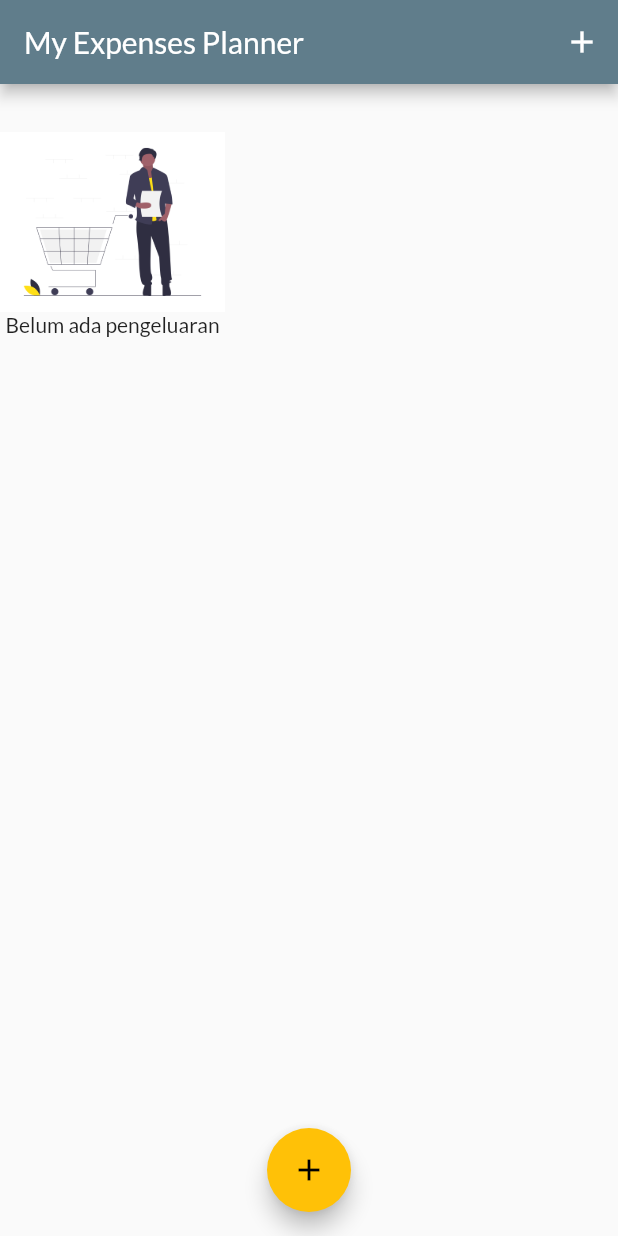
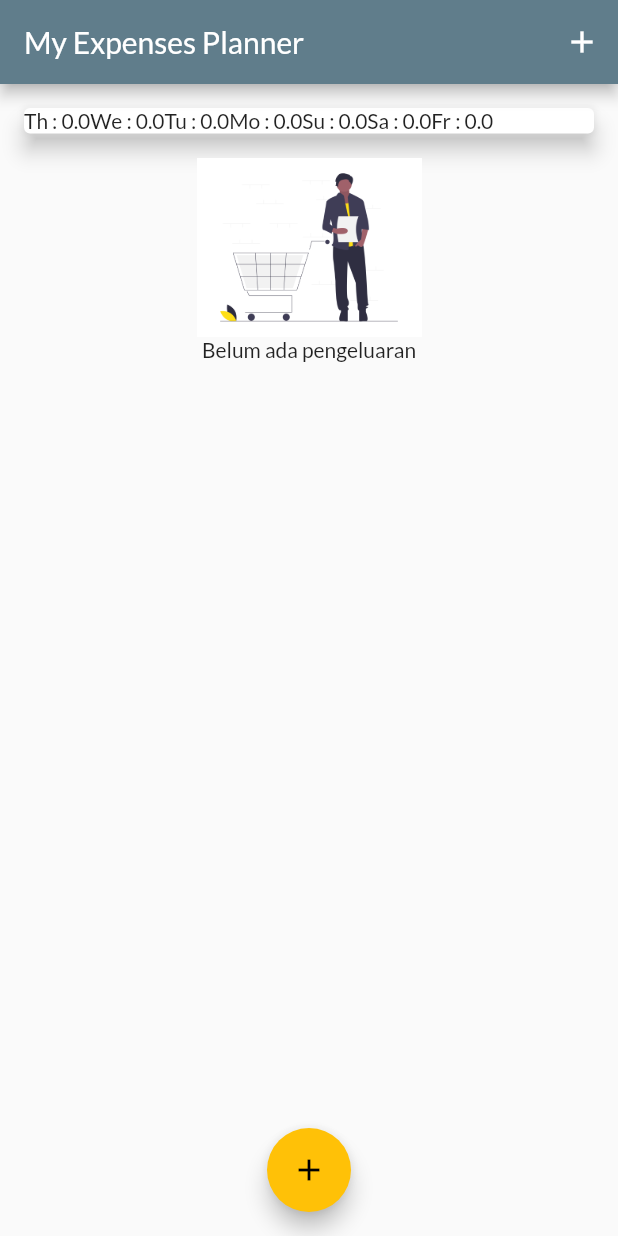
Before and after one commit to rizaljanuari/Monitoring-Pengeluaran, a Flutter app: the screen it shows after launch, on a phone screen of 412 x 824 dp. Run offline on Flutter 3.47's test engine with Material 2 defaults, Android fonts, the phone set to English and light mode, and no system bars.

Commit message:
optimizing chart

```diff
--- a/lib/widgets/chart.dart
+++ b/lib/widgets/chart.dart
@@ -7,7 +7,7 @@ class Chart extends StatelessWidget {
 
   Chart(this.recentTransaction);
 
-  List<Map<String, Object>> get groupedTransaction {
+  List<Map<String, Object>> get groupedTransactionValues {
     return List.generate(7, (index) {
       final weekDay = DateTime.now().subtract(
         Duration(days: index),
@@ -26,7 +26,7 @@ class Chart extends StatelessWidget {
         }
       }
       return {
-        "day": DateFormat.E(weekDay),
+        "day": DateFormat.E().format(weekDay).substring(0, 2),
         "amount": totalSum,
       };
     });
@@ -37,6 +37,11 @@ class Chart extends StatelessWidget {
     return Card(
       elevation: 6.0,
       margin: EdgeInsets.all(16.0),
+      child: Row(
+        children: groupedTransactionValues.map((data) {
+          return Text('${data['day']} : ${data['amount']}');
+        }).toList(),
+      ),
     );
   }
 }
```
